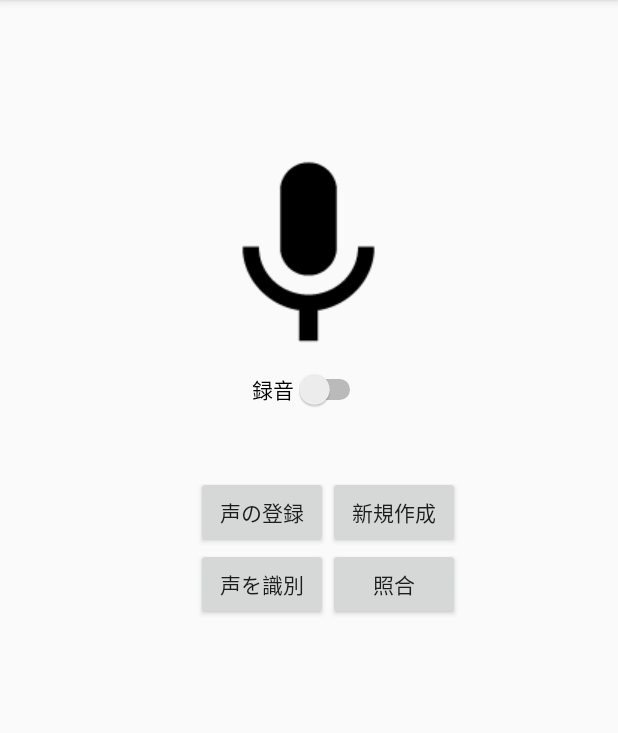
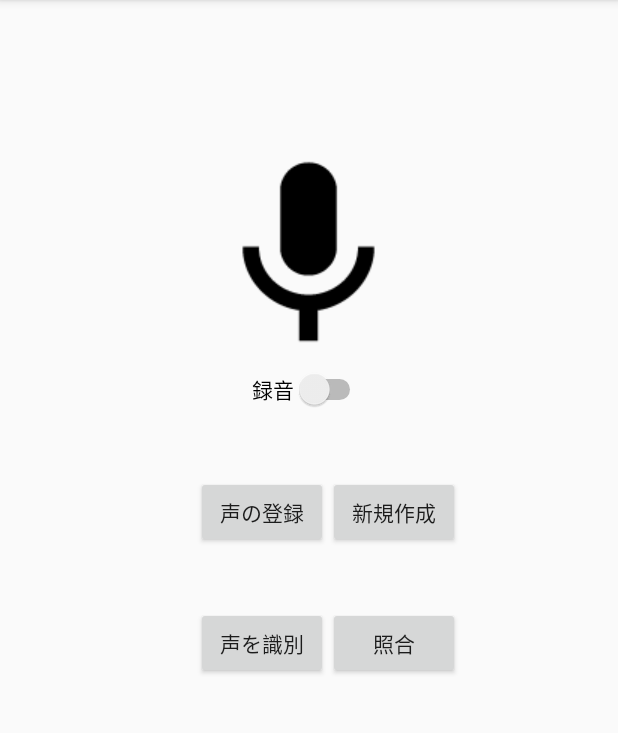
Before and after one commit to south521/hackuApp, an Android app: the Recording screen opened directly, with no data from a screen before it, on a phone screen of 412 x 824 dp, the part 84-817 px from its top. Run offline under Robolectric (Android 15) with nearby library versions, the phone set to English and light mode, and no system bars.

Commit message:
final version

```diff
--- a/app/src/main/java/com/example/admin/hackuapp/EditCard.java
+++ b/app/src/main/java/com/example/admin/hackuapp/EditCard.java
@@ -149,7 +149,7 @@ public class EditCard extends AppCompatActivity {
         values.put(ContactsContract.CommonDataKinds.Organization.TITLE, ePosit.getText().toString());
         getContentResolver().insert(positUri, values);
 
-        return String.valueOf(rawContactId);
+        return String.valueOf(rawContactId+1);
     }
 
     private void requestDBPermission(){
--- a/app/src/main/res/layout/activity_recording.xml
+++ b/app/src/main/res/layout/activity_recording.xml
@@ -41,7 +41,8 @@
         android:text="声を識別"
         android:id="@+id/check_button"
         android:layout_below="@+id/new_button"
-        android:layout_toStartOf="@+id/list_button" />
+        android:layout_toStartOf="@+id/list_button"
+        android:layout_marginTop="39dp" />
 
     <Button
         android:layout_width="wrap_content"
```
